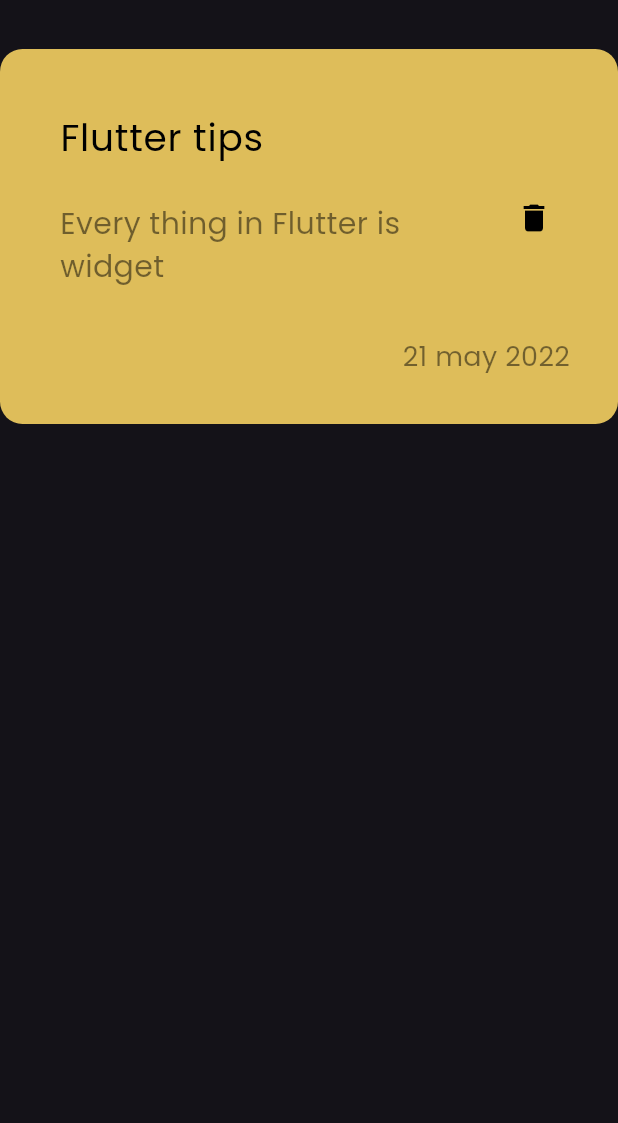
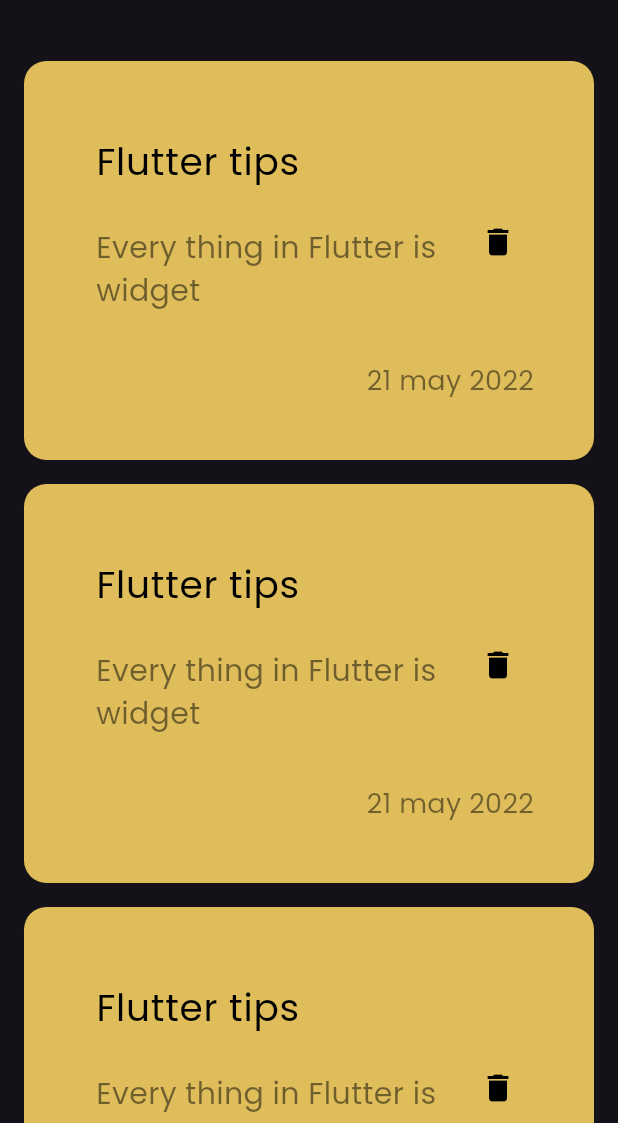
Before and after one commit to Mohammed-Elhawary/note_app, a Flutter app: the screen it shows after launch, on a phone screen of 412 x 824 dp, the part 113-1236 px from its top. Run offline on Flutter 3.47's test engine with Material 3 defaults, Android fonts, the phone set to English and light mode, and no system bars.

Commit message:
create_Note_list_view

```diff
--- a/lib/views/widgets/note_card.dart
+++ b/lib/views/widgets/note_card.dart
@@ -7,13 +7,14 @@ class NoteCard extends StatelessWidget {
   Widget build(BuildContext context) {
     return Container(
       padding: const EdgeInsets.only(top: 25, bottom: 24, left: 16),
+      margin: EdgeInsets.symmetric(vertical: 8, horizontal: 16),
       width: double.infinity,
       decoration: BoxDecoration(
         color: const Color.fromARGB(255, 222, 189, 90),
         borderRadius: BorderRadius.circular(15),
       ),
       child: Padding(
-        padding: const EdgeInsets.all(8.0),
+        padding: const EdgeInsets.all(16.0),
         child: Column(
           crossAxisAlignment: CrossAxisAlignment.end,
           children: [
--- /dev/null
+++ b/lib/views/widgets/note_list_view.dart
@@ -0,0 +1,13 @@
+import 'package:flutter/material.dart';
+import 'package:notes_app/views/widgets/note_card.dart';
+
+class NoteListView extends StatelessWidget {
+  const NoteListView({super.key});
+
+  @override
+  Widget build(BuildContext context) {
+    return Expanded(
+      child: ListView.builder(itemBuilder: (context, index) => NoteCard()),
+    );
+  }
+}
--- a/lib/views/widgets/notes_view_body.dart
+++ b/lib/views/widgets/notes_view_body.dart
@@ -1,12 +1,13 @@
 import 'package:flutter/material.dart';
 import 'package:notes_app/views/widgets/custom_app_bar.dart';
 import 'package:notes_app/views/widgets/note_card.dart';
+import 'package:notes_app/views/widgets/note_list_view.dart';
 
 class NotesViewBody extends StatelessWidget {
   const NotesViewBody({super.key});
 
   @override
   Widget build(BuildContext context) {
-    return Column(children: [CustomAppBar(), NoteCard()]);
+    return Column(children: [CustomAppBar(), NoteListView()]);
   }
 }
```
